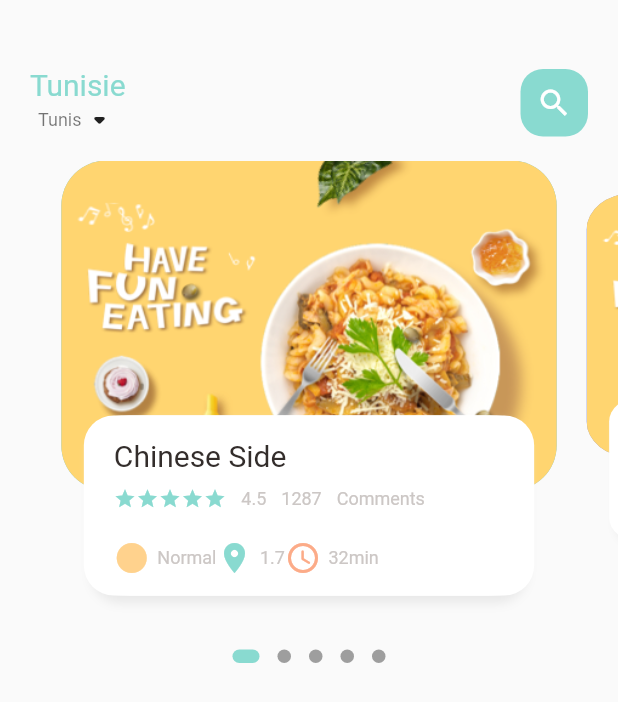
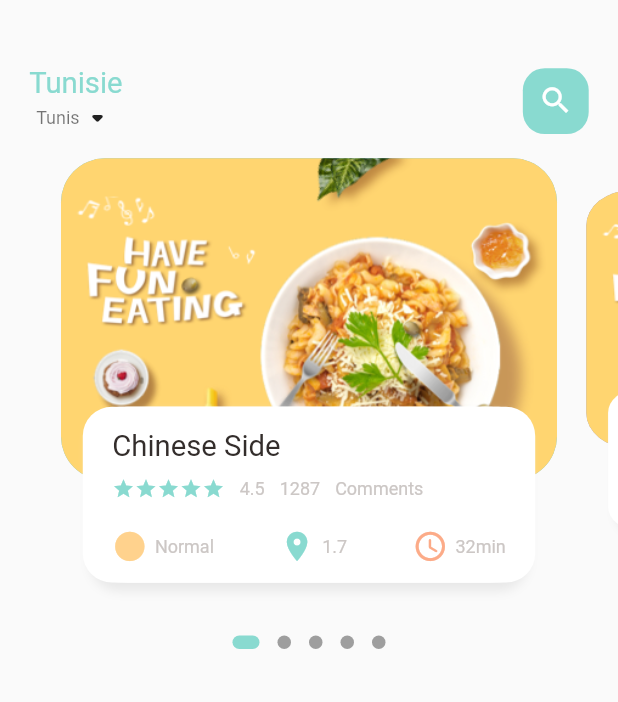
Before and after one commit to lazharkarem/food_delivery, a Flutter app: the screen it shows after launch, on a phone screen of 412 x 824 dp. Shown: the top 702 px of the screen. Run offline on Flutter 3.47's test engine with Material 2 defaults, Android fonts, the phone set to English and light mode, and no system bars; drawn by our look-alikes of dots_indicator; our stand-ins replace get.

Commit message:
FoodPageWidgets Auto Dimensions

```diff
--- a/lib/home/food_page_body.dart
+++ b/lib/home/food_page_body.dart
@@ -7,6 +7,8 @@ import 'package:food_delivery/utils/colors.dart';
 import 'package:food_delivery/widgets/big_text.dart';
 import 'package:food_delivery/widgets/icon_and_text_widget.dart';
 import 'package:food_delivery/widgets/small_text.dart';
+
+import '../utils/dimensions.dart';
 
 class FoodPageBody extends StatefulWidget {
   FoodPageBody({Key? key}) : super(key: key);
@@ -19,7 +21,7 @@ class _FoodPageBodyState extends State<FoodPageBody> {
   PageController pageController = PageController(viewportFraction: 0.85);
   var _currPageValue = 0.0;
   double _scaleFactor = 0.8;
-  double _height = 220;
+  double _height = Dimensions.pageViewContainer;
   @override
   void initState() {
     super.initState();
@@ -41,7 +43,7 @@ class _FoodPageBodyState extends State<FoodPageBody> {
       children: [
         Container(
           //color: Colors.redAccent,
-          height: 320,
+          height: Dimensions.pageView,
           child: PageView.builder(
               controller: pageController,
               itemCount: 5,
@@ -49,6 +51,7 @@ class _FoodPageBodyState extends State<FoodPageBody> {
                 return _buildPageItem(position);
               }),
         ),
+        // ignore: unnecessary_new
         new DotsIndicator(
           dotsCount: 5,
           position: _currPageValue,
@@ -95,10 +98,11 @@ class _FoodPageBodyState extends State<FoodPageBody> {
       child: Stack(
         children: [
           Container(
-            height: 220,
-            margin: EdgeInsets.only(left: 10, right: 10),
+            height: Dimensions.pageViewContainer,
+            margin: EdgeInsets.only(
+                left: Dimensions.width10, right: Dimensions.width10),
             decoration: BoxDecoration(
-                borderRadius: BorderRadius.circular(30),
+                borderRadius: BorderRadius.circular(Dimensions.radius30),
                 color: index.isEven ? Color(0xFF69c5df) : Color(0xFF9294cc),
                 image: DecorationImage(
                     fit: BoxFit.cover,
@@ -107,10 +111,13 @@ class _FoodPageBodyState extends State<FoodPageBody> {
           Align(
             alignment: Alignment.bottomCenter,
             child: Container(
-              height: 120,
-              margin: EdgeInsets.only(left: 30, right: 30, bottom: 30),
+              height: Dimensions.pageViewTextContainer,
+              margin: EdgeInsets.only(
+                  left: Dimensions.width30,
+                  right: Dimensions.width30,
+                  bottom: Dimensions.height30),
               decoration: BoxDecoration(
-                  borderRadius: BorderRadius.circular(20),
+                  borderRadius: BorderRadius.circular(Dimensions.radius20),
                   color: Colors.white,
                   boxShadow: [
                     BoxShadow(
@@ -121,13 +128,16 @@ class _FoodPageBodyState extends State<FoodPageBody> {
                     BoxShadow(color: Colors.white, offset: Offset(5, 0))
                   ]),
               child: Container(
-                padding: EdgeInsets.only(top: 15, left: 15, right: 15),
+                padding: EdgeInsets.only(
+                    top: Dimensions.height15,
+                    left: Dimensions.height15,
+                    right: Dimensions.height15),
                 child: Column(
                     crossAxisAlignment: CrossAxisAlignment.start,
                     children: [
                       BigText(text: "Chinese Side"),
                       SizedBox(
-                        height: 10,
+                        height: Dimensions.height10,
                       ),
                       Row(
                         children: [
@@ -155,9 +165,10 @@ class _FoodPageBodyState extends State<FoodPageBody> {
                         ],
                       ),
                       SizedBox(
-                        height: 20,
+                        height: Dimensions.height20,
                       ),
                       Row(
+                        mainAxisAlignment: MainAxisAlignment.spaceBetween,
                         children: [
                           IconAndTextWidget(
                               icon: Icons.circle_sharp,
--- a/lib/home/main_food_page.dart
+++ b/lib/home/main_food_page.dart
@@ -2,6 +2,7 @@
 
 import 'package:flutter/material.dart';
 import 'package:food_delivery/home/food_page_body.dart';
+import 'package:food_delivery/utils/dimensions.dart';
 import 'package:food_delivery/widgets/big_text.dart';
 import 'package:food_delivery/widgets/small_text.dart';
 
@@ -23,8 +24,10 @@ class _MainFoodPageState extends State<MainFoodPage> {
         //Showing the header
         Container(
           child: Container(
-            margin: EdgeInsets.only(top: 45, bottom: 15),
-            padding: EdgeInsets.only(left: 20, right: 20),
+            margin: EdgeInsets.only(
+                top: Dimensions.height45, bottom: Dimensions.height15),
+            padding: EdgeInsets.only(
+                left: Dimensions.width20, right: Dimensions.width20),
             child: Row(
               mainAxisAlignment: MainAxisAlignment.spaceBetween,
               children: [
@@ -47,11 +50,15 @@ class _MainFoodPageState extends State<MainFoodPage> {
                 ),
                 Center(
                   child: Container(
-                    width: 45,
-                    height: 45,
-                    child: Icon(Icons.search, color: Colors.white),
+                    width: Dimensions.height45,
+                    height: Dimensions.height45,
+                    child: Icon(
+                      Icons.search,
+                      color: Colors.white,
+                      size: Dimensions.iconSize24,
+                    ),
                     decoration: BoxDecoration(
-                      borderRadius: BorderRadius.circular(15),
+                      borderRadius: BorderRadius.circular(Dimensions.radius15),
                       color: AppColors.mainColor,
                     ),
                   ),
--- a/lib/main.dart
+++ b/lib/main.dart
@@ -1,5 +1,6 @@
 import 'package:flutter/material.dart';
 import 'package:food_delivery/home/main_food_page.dart';
+import 'package:get/get.dart';
 
 void main() {
   runApp(const MyApp());
@@ -11,7 +12,7 @@ class MyApp extends StatelessWidget {
   // This widget is the root of your application.
   @override
   Widget build(BuildContext context) {
-    return MaterialApp(
+    return GetMaterialApp(
       debugShowCheckedModeBanner: false,
       title: 'Flutter Demo',
       theme: ThemeData(
--- /dev/null
+++ b/lib/utils/dimensions.dart
@@ -0,0 +1,31 @@
+import 'package:get/get.dart';
+
+class Dimensions {
+  static double screenHeight = Get.context!.height;
+  static double screenWidth = Get.context!.width;
+
+  static double pageView = screenHeight / 2.64;
+  static double pageViewContainer = screenHeight / 3.84;
+  static double pageViewTextContainer = screenHeight / 7.03;
+  //Dynamic height padding and marge
+  static double height10 = screenHeight / 84.4;
+  static double height15 = screenHeight / 56.27;
+  static double height20 = screenHeight / 42.2;
+  static double height30 = screenHeight / 28.13;
+  static double height45 = screenHeight / 18.76;
+  //Dynamic width padding and marge
+  static double width10 = screenHeight / 84.4;
+  static double width15 = screenHeight / 56.27;
+  static double width20 = screenHeight / 42.2;
+  static double width30 = screenHeight / 28.13;
+
+  static double font20 = screenHeight / 42.2;
+
+  //radius
+  static double radius15 = screenHeight / 56.27;
+  static double radius20 = screenHeight / 42.2;
+  static double radius30 = screenHeight / 28.13;
+
+  //icons Size
+  static double iconSize24 = screenHeight / 35.17;
+}
--- a/lib/widgets/big_text.dart
+++ b/lib/widgets/big_text.dart
@@ -1,4 +1,5 @@
 import 'package:flutter/cupertino.dart';
+import 'package:food_delivery/utils/dimensions.dart';
 
 class BigText extends StatelessWidget {
   Color? color;
@@ -9,7 +10,7 @@ class BigText extends StatelessWidget {
       {Key? key,
       this.color = const Color(0xFF332d2b),
       required this.text,
-      this.size = 20,
+      this.size = 0,
       this.overFlow = TextOverflow.ellipsis})
       : super(key: key);
 
@@ -21,7 +22,7 @@ class BigText extends StatelessWidget {
         style: TextStyle(
             fontFamily: 'Roboto',
             color: color,
-            fontSize: size,
+            fontSize: size == 0 ? Dimensions.font20 : size,
             fontWeight: FontWeight.w400));
   }
 }
--- a/lib/widgets/icon_and_text_widget.dart
+++ b/lib/widgets/icon_and_text_widget.dart
@@ -1,4 +1,5 @@
 import 'package:flutter/cupertino.dart';
+import 'package:food_delivery/utils/dimensions.dart';
 import 'package:food_delivery/widgets/small_text.dart';
 
 class IconAndTextWidget extends StatelessWidget {
@@ -19,6 +20,7 @@ class IconAndTextWidget extends StatelessWidget {
         Icon(
           icon,
           color: iconColor,
+          size: Dimensions.iconSize24,
         ),
         SizedBox(
           width: 5,
```
